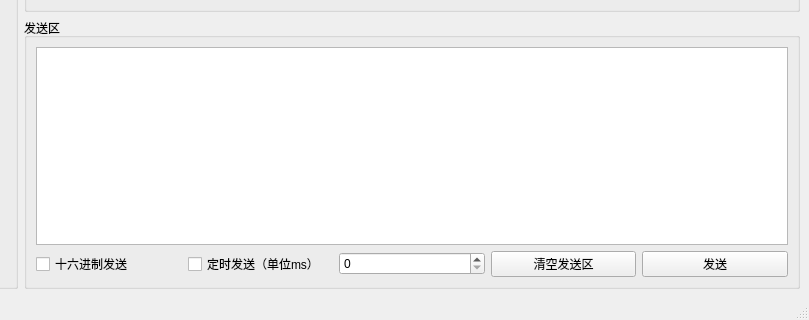
First picture: the form in RLCOM/MainWindow.ui, repository LHD0617/RLCOM, before the edit; both pictures show x 191 to 1000 and y 480 to 800 of the 1000 by 800 pixel window.
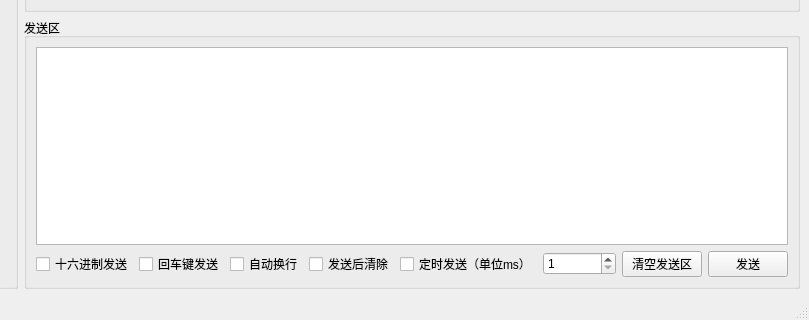
Second picture: the form after the edit. Icons and pictures are not drawn.

The edit to the form file:
```diff
--- a/RLCOM/MainWindow.ui
+++ b/RLCOM/MainWindow.ui
@@ -131,24 +131,48 @@
        <string>发送区</string>
       </property>
       <layout class="QGridLayout" name="gridLayout_3">
-       <item row="1" column="4">
+       <item row="1" column="7">
         <widget class="QPushButton" name="SendPbtn">
          <property name="text">
           <string>发送</string>
          </property>
         </widget>
        </item>
-       <item row="1" column="2">
-        <widget class="QSpinBox" name="TimeSBox"/>
+       <item row="1" column="1">
+        <widget class="QCheckBox" name="EnterSendCBox">
+         <property name="text">
+          <string>回车键发送</string>
+         </property>
+        </widget>
        </item>
-       <item row="1" column="3">
+       <item row="1" column="5">
+        <widget class="QSpinBox" name="TimeSBox">
+         <property name="minimum">
+          <number>1</number>
+         </property>
+         <property name="maximum">
+          <number>5000</number>
+         </property>
+         <property name="value">
+          <number>1</number>
+         </property>
+        </widget>
+       </item>
+       <item row="1" column="6">
         <widget class="QPushButton" name="CleanSendPbtn">
          <property name="text">
           <string>清空发送区</string>
          </property>
         </widget>
        </item>
-       <item row="1" column="1">
+       <item row="1" column="2">
+        <widget class="QCheckBox" name="AutoEnterCBox">
+         <property name="text">
+          <string>自动换行</string>
+         </property>
+        </widget>
+       </item>
+       <item row="1" column="4">
         <widget class="QCheckBox" name="TimeSendCbox">
          <property name="text">
           <string>定时发送（单位ms）</string>
@@ -162,9 +186,16 @@
          </property>
         </widget>
        </item>
-       <item row="0" column="0" colspan="5">
-        <widget class="QPlainTextEdit" name="SendPlainTextEdit">
-         <property name="readOnly">
+       <item row="1" column="3">
+        <widget class="QCheckBox" name="SendCleanCbox">
+         <property name="text">
+          <string>发送后清除</string>
+         </property>
+        </widget>
+       </item>
+       <item row="0" column="0" colspan="8">
+        <widget class="QTextEdit" name="SendTextEdit">
+         <property name="acceptRichText">
           <bool>false</bool>
          </property>
         </widget>
```
